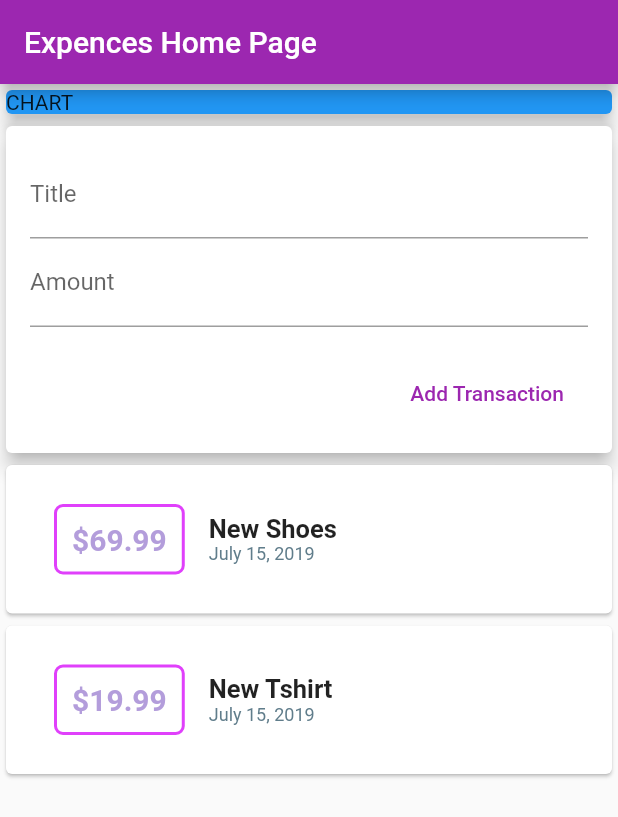
After one commit to chemickypes/flutter_udemy_course, a Flutter app: the screen it shows after launch, on a phone screen of 412 x 824 dp. The commit adds this screen. Shown: the top 817 px of the screen. Run offline on Flutter 3.47's test engine with Material 2 defaults, Android fonts, the phone set to English and light mode, and no system bars.

Commit message:
split of widgets

```diff
--- /dev/null
+++ b/expences/lib/widgets/new_transaction_card.dart
@@ -0,0 +1,49 @@
+import 'package:expences/models/transaction.dart';
+import 'package:flutter/material.dart';
+
+class NewTransactionCard extends StatelessWidget {
+  final titleController = TextEditingController();
+  final amountController = TextEditingController();
+  final Function onCreateNewTransaction;
+
+  NewTransactionCard({Key key, this.onCreateNewTransaction}) : super(key: key);
+
+  @override
+  Widget build(BuildContext context) {
+    return Container(
+      child: Card(
+        elevation: 5,
+        child: Container(
+          padding: EdgeInsets.all(16),
+          child: Column(
+            crossAxisAlignment: CrossAxisAlignment.end,
+            children: <Widget>[
+              TextField(
+                decoration: InputDecoration(labelText: 'Title'),
+                controller: titleController,
+              ),
+              TextField(
+                decoration: InputDecoration(labelText: 'Amount'),
+                controller: amountController,
+              ),
+              Container(
+                margin: EdgeInsets.only(top: 20),
+                child: FlatButton(
+                  child: Text('Add Transaction'),
+                  textColor: Colors.purple,
+                  onPressed: () {
+                    onCreateNewTransaction(Transaction(
+                        id: DateTime.now().toString(),
+                        title: titleController.text,
+                        amount: double.parse(amountController.text),
+                        date: DateTime.now()));
+                  },
+                ),
+              )
+            ],
+          ),
+        ),
+      ),
+    );
+  }
+}
--- /dev/null
+++ b/expences/lib/widgets/transaction_list.dart
@@ -0,0 +1,80 @@
+import 'package:flutter/material.dart';
+
+import '../models/transaction.dart';
+
+import 'package:intl/intl.dart';
+
+class TransactionList extends StatelessWidget {
+  final List<Transaction> transactionsList;
+  const TransactionList({Key key, @required this.transactionsList})
+      : super(key: key);
+
+  @override
+  Widget build(BuildContext context) {
+    return Container(
+      child: Column(
+        children: transactionsList.map((transaction) {
+          return TransactionCard(transaction: transaction,);
+        }).toList(),
+      ),
+    );
+  }
+}
+
+class TransactionCard extends StatelessWidget {
+  final Transaction transaction;
+  TransactionCard({Key key, @required this.transaction}) : super(key: key);
+
+  @override
+  Widget build(BuildContext context) {
+    return Container(
+      child:Card(
+            child: Padding(
+              padding: const EdgeInsets.all(16.0),
+              child: Row(
+                children: <Widget>[
+                  Container(
+                    margin: EdgeInsets.symmetric(vertical: 10, horizontal: 16),
+                    decoration: BoxDecoration(
+                      border: Border.all(
+                        color: Colors.purpleAccent,
+                        width: 2,
+                      ),
+                      borderRadius: BorderRadius.all(Radius.circular(6)),
+                    ),
+                    padding: EdgeInsets.all(10),
+                    child: Text(
+                      "\$${transaction.amount}",
+                      style: TextStyle(
+                          fontWeight: FontWeight.bold,
+                          fontSize: 20,
+                          color: Colors.deepPurple[200]),
+                    ),
+                  ),
+                  Column(
+                    crossAxisAlignment: CrossAxisAlignment.start,
+                    children: <Widget>[
+                      Text(
+                        transaction.title,
+                        textAlign: TextAlign.start,
+                        style: TextStyle(
+                          fontWeight: FontWeight.bold,
+                          fontSize: 17,
+                        ),
+                      ),
+                      Text(
+                        DateFormat.yMMMMd().format(transaction.date),
+                        style: TextStyle(
+                          fontSize: 12,
+                          color: Colors.blueGrey,
+                        ),
+                      ),
+                    ],
+                  )
+                ],
+              ),
+            ),
+          ),
+    );
+  }
+}
--- /dev/null
+++ b/expences/lib/widgets/user_transaction_dashboard.dart
@@ -0,0 +1,50 @@
+import 'package:expences/widgets/new_transaction_card.dart';
+import 'package:expences/widgets/transaction_list.dart';
+import 'package:flutter/material.dart';
+
+import '../models/transaction.dart';
+
+class TransactionsDashboard extends StatefulWidget {
+  TransactionsDashboard({Key key}) : super(key: key);
+
+  _TransactionsDashboardState createState() => _TransactionsDashboardState();
+}
+
+class _TransactionsDashboardState extends State<TransactionsDashboard> {
+  final List<Transaction> transactions = [
+    Transaction(
+        id: "t1", title: "New Shoes", amount: 69.99, date: DateTime.now()),
+    Transaction(
+        id: "t2", title: "New Tshirt", amount: 19.99, date: DateTime.now())
+  ];
+
+  void addNewTx(Transaction tx) {
+    setState(() {
+     transactions.add(tx);
+    });
+  }
+
+  @override
+  Widget build(BuildContext context) {
+    return Container(
+      child: Column(
+        children: <Widget>[
+          Container(
+            width: double.infinity,
+            child: Card(
+              color: Colors.blue,
+              child: Text('CHART'),
+              elevation: 5,
+            ),
+          ),
+          NewTransactionCard(
+            onCreateNewTransaction: (newTX) {addNewTx(newTX);},
+          ),
+          TransactionList(
+            transactionsList: transactions,
+          ),
+        ],
+      ),
+    );
+  }
+}
```
Also changed, not shown: expences/lib/main.dart (+6 -107 lines), expences/lib/models/transaction.dart (renamed from expences/lib/transaction.dart), expences/pubspec.lock, 5 other files.
